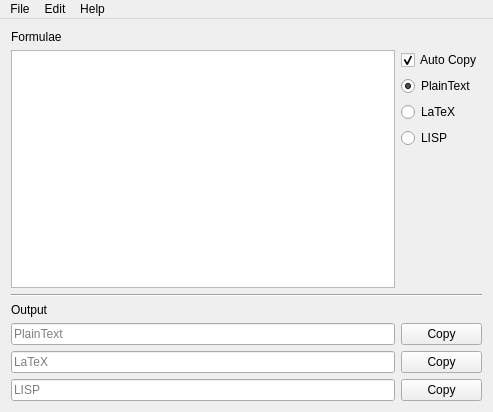
Before: the Qt Designer form MainWindow/mainwindow.ui in casey-c/logic-builder, drawn with Qt 5.
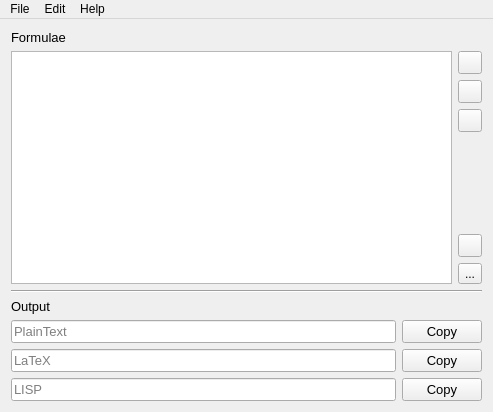
After: the same form once the commit is applied. Icons and pictures are not drawn.

Diff of the .ui file:
```diff
--- a/MainWindow/mainwindow.ui
+++ b/MainWindow/mainwindow.ui
@@ -14,45 +14,84 @@
    <string>logic-builder</string>
   </property>
   <widget class="QWidget" name="centralWidget">
-   <layout class="QGridLayout" name="gridLayout">
+   <layout class="QVBoxLayout" name="verticalLayout">
+    <item>
+     <widget class="QLabel" name="label_2">
+      <property name="font">
+       <font>
+        <pointsize>10</pointsize>
+       </font>
+      </property>
+      <property name="text">
+       <string>Formulae</string>
+      </property>
+     </widget>
+    </item>
+    <item>
+     <layout class="QHBoxLayout" name="horizontalLayout">
+      <item>
+       <widget class="QListView" name="listView">
+        <property name="font">
+         <font>
+          <pointsize>10</pointsize>
+         </font>
+        </property>
+        <property name="focusPolicy">
+         <enum>Qt::NoFocus</enum>
+        </property>
+        <property name="alternatingRowColors">
+         <bool>true</bool>
+        </property>
+       </widget>
+      </item>
+      <item>
+       <layout class="QGridLayout" name="gridLayout_3">
+        <item row="5" column="1">
+         <widget class="QToolButton" name="toolButton_2">
+          <property name="text">
+           <string>...</string>
+          </property>
+          <property name="icon">
+           <iconset resource="../resources.qrc">
+            <normaloff>:/resources/trash.svg</normaloff>:/resources/trash.svg</iconset>
+          </property>
+         </widget>
+        </item>
+        <item row="0" column="1">
+         <widget class="QToolButton" name="toolButton">
+          <property name="text">
+           <string/>
+          </property>
+          <property name="icon">
+           <iconset resource="../resources.qrc">
+            <normaloff>:/resources/up.svg</normaloff>:/resources/up.svg</iconset>
+          </property>
+         </widget>
+        </item>
     <item row="1" column="1">
-     <layout class="QGridLayout" name="gridLayout_2">
-      <item row="1" column="0">
-       <widget class="QRadioButton" name="radio_plain">
+         <widget class="QToolButton" name="toolButton_3">
         <property name="text">
-         <string>PlainText</string>
-        </property>
-        <property name="checked">
-         <bool>true</bool>
+           <string/>
+          </property>
+          <property name="icon">
+           <iconset resource="../resources.qrc">
+            <normaloff>:/resources/x_dark.svg</normaloff>:/resources/x_dark.svg</iconset>
         </property>
        </widget>
       </item>
-      <item row="2" column="0">
-       <widget class="QRadioButton" name="radio_latex">
+        <item row="4" column="1">
+         <widget class="QToolButton" name="toolButton_5">
         <property name="text">
-         <string>LaTeX</string>
-        </property>
-       </widget>
-      </item>
-      <item row="0" column="0">
-       <widget class="QCheckBox" name="checkBox">
-        <property name="text">
-         <string>Auto Copy</string>
-        </property>
-        <property name="checked">
-         <bool>true</bool>
-        </property>
-       </widget>
-      </item>
-      <item row="3" column="0">
-       <widget class="QRadioButton" name="radio_lisp">
-        <property name="text">
-         <string>LISP</string>
-        </property>
-       </widget>
-      </item>
-      <item row="4" column="0">
-       <spacer name="verticalSpacer">
+           <string/>
+          </property>
+          <property name="icon">
+           <iconset resource="../resources.qrc">
+            <normaloff>:/resources/copy.svg</normaloff>:/resources/copy.svg</iconset>
+          </property>
+         </widget>
+        </item>
+        <item row="3" column="1">
+         <spacer name="verticalSpacer_2">
         <property name="orientation">
          <enum>Qt::Vertical</enum>
         </property>
@@ -64,59 +103,49 @@
         </property>
        </spacer>
       </item>
-     </layout>
-    </item>
-    <item row="3" column="0" colspan="2">
-     <widget class="QLabel" name="label">
+        <item row="2" column="1">
+         <widget class="QToolButton" name="toolButton_4">
       <property name="text">
-       <string>Output</string>
-      </property>
-     </widget>
-    </item>
-    <item row="0" column="0" colspan="2">
-     <widget class="QLabel" name="label_2">
-      <property name="text">
-       <string>Formulae</string>
+           <string/>
+          </property>
+          <property name="icon">
+           <iconset resource="../resources.qrc">
+            <normaloff>:/resources/down.svg</normaloff>:/resources/down.svg</iconset>
       </property>
      </widget>
     </item>
-    <item row="2" column="0" colspan="2">
+       </layout>
+      </item>
+     </layout>
+    </item>
+    <item>
      <widget class="Line" name="line">
       <property name="orientation">
        <enum>Qt::Horizontal</enum>
       </property>
      </widget>
     </item>
-    <item row="5" column="1">
-     <widget class="QPushButton" name="button_copy_plain">
-      <property name="text">
-       <string>Copy</string>
-      </property>
-     </widget>
-    </item>
-    <item row="6" column="1">
-     <widget class="QPushButton" name="button_copy_latex">
+    <item>
+     <layout class="QGridLayout" name="gridLayout">
+      <item row="0" column="0">
+       <widget class="QLabel" name="label">
+        <property name="font">
+         <font>
+          <pointsize>10</pointsize>
+         </font>
+        </property>
       <property name="text">
-       <string>Copy</string>
-      </property>
-     </widget>
-    </item>
-    <item row="7" column="1">
-     <widget class="QPushButton" name="button_copy_lisp">
-      <property name="text">
-       <string>Copy</string>
+         <string>Output</string>
       </property>
      </widget>
     </item>
     <item row="1" column="0">
-     <widget class="QListView" name="listView">
-      <property name="alternatingRowColors">
-       <bool>true</bool>
-      </property>
-     </widget>
-    </item>
-    <item row="5" column="0">
      <widget class="QLineEdit" name="line_plain">
+        <property name="font">
+         <font>
+          <pointsize>10</pointsize>
+         </font>
+        </property>
       <property name="readOnly">
        <bool>true</bool>
       </property>
@@ -125,8 +154,25 @@
       </property>
      </widget>
     </item>
-    <item row="6" column="0">
+      <item row="1" column="1">
+       <widget class="QPushButton" name="button_copy_plain">
+        <property name="font">
+         <font>
+          <pointsize>10</pointsize>
+         </font>
+        </property>
+        <property name="text">
+         <string>Copy</string>
+        </property>
+       </widget>
+      </item>
+      <item row="2" column="0">
      <widget class="QLineEdit" name="line_latex">
+        <property name="font">
+         <font>
+          <pointsize>10</pointsize>
+         </font>
+        </property>
       <property name="readOnly">
        <bool>true</bool>
       </property>
@@ -135,8 +181,25 @@
       </property>
      </widget>
     </item>
-    <item row="7" column="0">
+      <item row="2" column="1">
+       <widget class="QPushButton" name="button_copy_latex">
+        <property name="font">
+         <font>
+          <pointsize>10</pointsize>
+         </font>
+        </property>
+        <property name="text">
+         <string>Copy</string>
+        </property>
+       </widget>
+      </item>
+      <item row="3" column="0">
      <widget class="QLineEdit" name="line_lisp">
+        <property name="font">
+         <font>
+          <pointsize>10</pointsize>
+         </font>
+        </property>
       <property name="readOnly">
        <bool>true</bool>
       </property>
@@ -144,6 +207,20 @@
        <string>LISP</string>
       </property>
      </widget>
+      </item>
+      <item row="3" column="1">
+       <widget class="QPushButton" name="button_copy_lisp">
+        <property name="font">
+         <font>
+          <pointsize>10</pointsize>
+         </font>
+        </property>
+        <property name="text">
+         <string>Copy</string>
+        </property>
+       </widget>
+      </item>
+     </layout>
     </item>
    </layout>
   </widget>
```
Left out of the diff: 117 changed lines with no effect on the pictures. Lines whose indentation alone changed are shown as unchanged.
